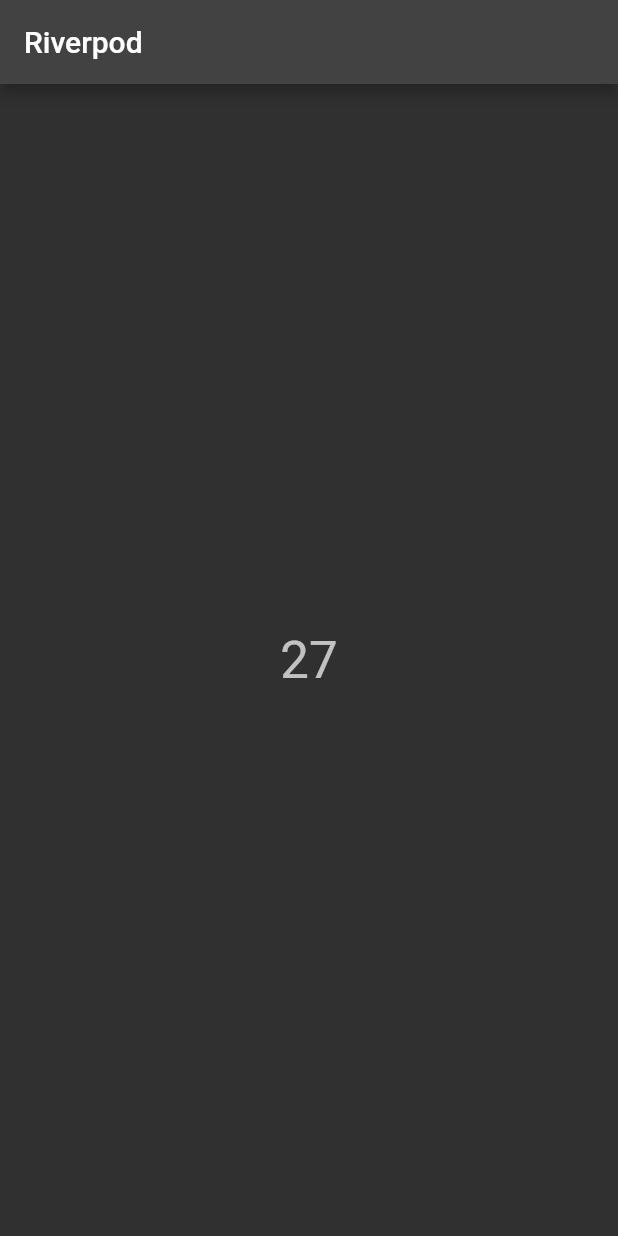
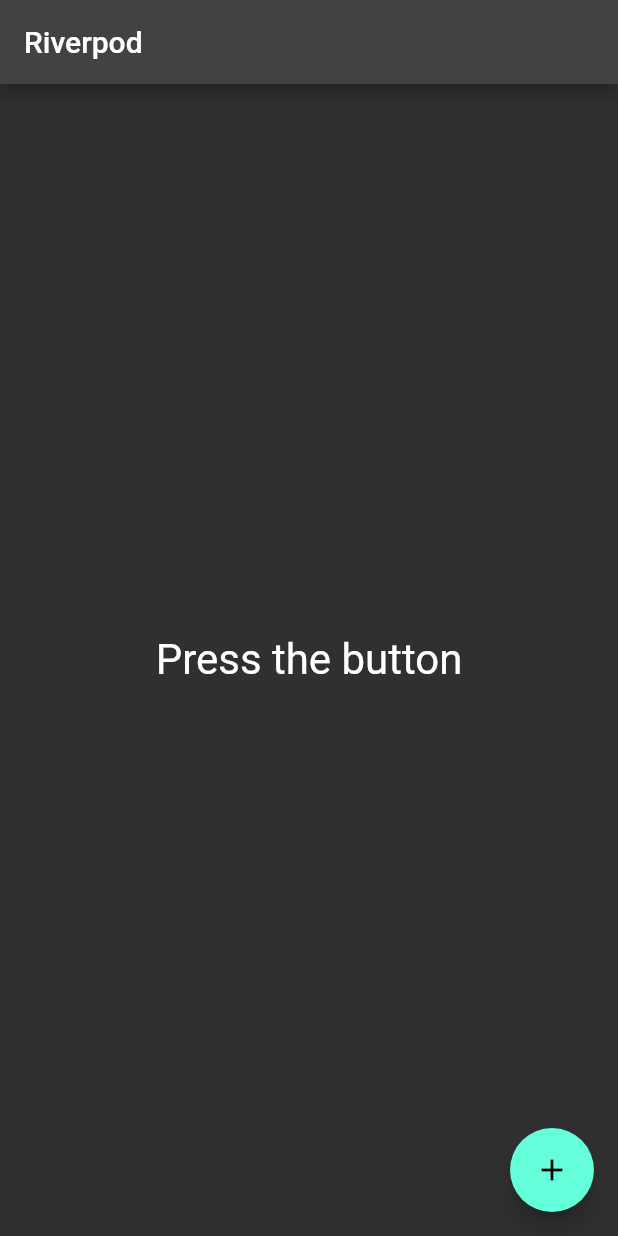
Before and after one commit to DangTuCS/riverpod2, a Flutter app: the screen it shows after launch, on a phone screen of 412 x 824 dp. Run offline on Flutter 3.47's test engine with Material 2 defaults, Android fonts, the phone set to English and light mode, and no system bars; our stand-ins replace hooks_riverpod.

Commit message:
2nd_example

```diff
--- a/lib/main.dart
+++ b/lib/main.dart
@@ -20,8 +20,6 @@ class MyApp extends StatelessWidget {
   }
 }
 
-final currentDate = Provider<DateTime>((ref) => DateTime.now());
-
 class HomePage extends ConsumerWidget {
   const HomePage({
     Key? key,
@@ -29,17 +27,49 @@ class HomePage extends ConsumerWidget {
 
   @override
   Widget build(BuildContext context, WidgetRef ref) {
-    final date = ref.watch(currentDate);
     return Scaffold(
       appBar: AppBar(
         title: const Text('Riverpod'),
       ),
       body: Center(
-        child: Text(
-          date.day.toString(),
-          style: Theme.of(context).textTheme.headline4,
+        child: Consumer(
+          builder: (context, ref, child) {
+            final count = ref.watch(counterProvider);
+            final text = count == null ? 'Press the button' : count.toString();
+            return Text(
+              text,
+              style: const TextStyle(fontSize: 28),
+            );
+          },
         ),
+      ),
+      floatingActionButton: FloatingActionButton(
+        onPressed: ref.read(counterProvider.notifier).increment,
+        child: const Icon(Icons.add),
       ),
     );
   }
 }
+
+
+
+final counterProvider = StateNotifierProvider<Counter, int?>(
+  (ref) => Counter(),
+);
+
+class Counter extends StateNotifier<int?> {
+  Counter() : super(null);
+
+  void increment() => state = (state == null) ? 1 : (state + 1);
+}
+
+extension OptionalInfixAddition<T extends num> on T? {
+  T? operator +(T? other) {
+    final shadow = this;
+    if (shadow != null) {
+      return shadow + (other ?? 0) as T;
+    } else {
+      return null;
+    }
+  }
+}
```
